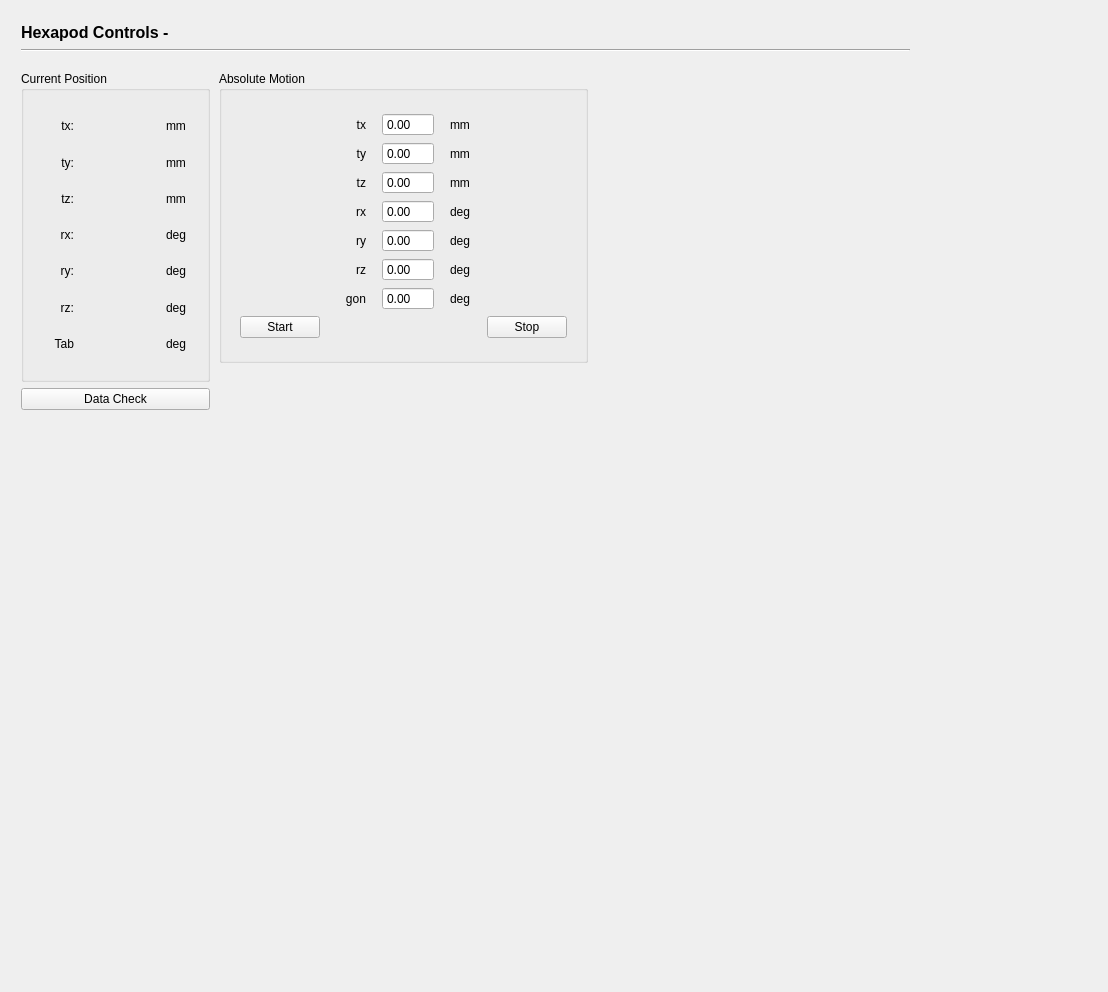
This is nicos_ess/estia/gui/panels/ui_files/hexapod.ui in ess-dmsc/nicos as Qt 5 draws it before an edit. The edited form follows.
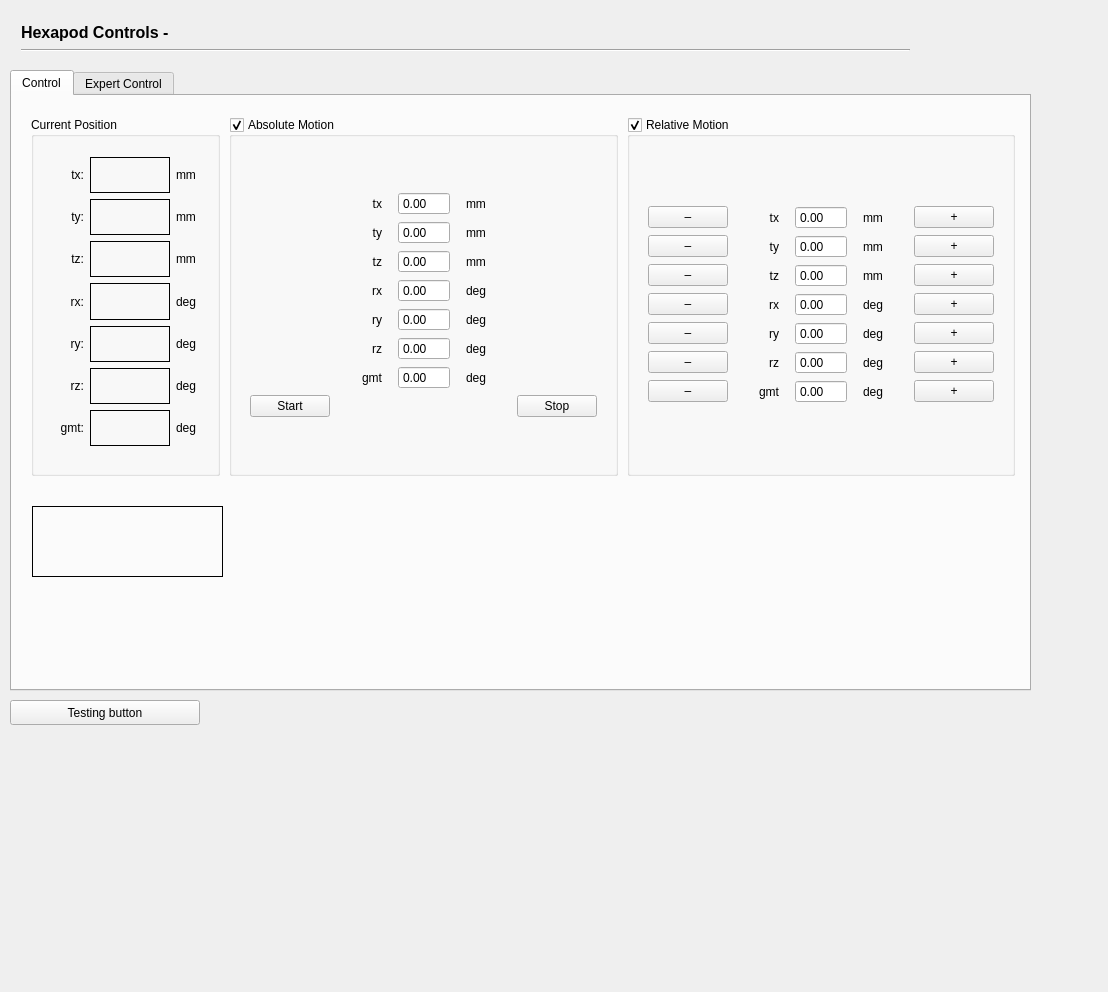
This is the edited form.

Commit message: add hexapod status, add initial relative motion control and expert tabbing

The edit to the form file:
```diff
--- a/nicos_ess/estia/gui/panels/ui_files/hexapod.ui
+++ b/nicos_ess/estia/gui/panels/ui_files/hexapod.ui
@@ -16,26 +16,97 @@
   <property name="windowTitle">
    <string>Hexapod Controls</string>
   </property>
+  <widget class="QWidget" name="horizontalLayoutWidget_2">
+   <property name="geometry">
+    <rect>
+     <x>10</x>
+     <y>10</y>
+     <width>911</width>
+     <height>53</height>
+    </rect>
+   </property>
+   <layout class="QVBoxLayout" name="verticalLayout_6" stretch="0,0">
+    <item>
+     <layout class="QHBoxLayout" name="horizontalLayout" stretch="0,1">
+      <item>
+       <widget class="QLabel" name="title">
+        <property name="font">
+         <font>
+          <pointsize>12</pointsize>
+          <weight>75</weight>
+          <bold>true</bold>
+         </font>
+        </property>
+        <property name="lineWidth">
+         <number>5</number>
+        </property>
+        <property name="text">
+         <string>Hexapod Controls -</string>
+        </property>
+       </widget>
+      </item>
+      <item>
+       <widget class="QLabel" name="panelLabel">
+        <property name="font">
+         <font>
+          <pointsize>12</pointsize>
+          <weight>75</weight>
+          <bold>true</bold>
+         </font>
+        </property>
+        <property name="text">
+         <string/>
+        </property>
+       </widget>
+      </item>
+     </layout>
+    </item>
+    <item>
+     <widget class="Line" name="line">
+      <property name="orientation">
+       <enum>Qt::Horizontal</enum>
+      </property>
+     </widget>
+    </item>
+   </layout>
+  </widget>
+  <widget class="QTabWidget" name="userModes">
+   <property name="geometry">
+    <rect>
+     <x>10</x>
+     <y>70</y>
+     <width>1021</width>
+     <height>621</height>
+    </rect>
+   </property>
+   <property name="tabPosition">
+    <enum>QTabWidget::North</enum>
+   </property>
+   <property name="currentIndex">
+    <number>0</number>
+   </property>
+   <widget class="QWidget" name="usrTab">
+    <attribute name="title">
+     <string>Control</string>
+    </attribute>
   <widget class="QWidget" name="horizontalLayoutWidget">
    <property name="geometry">
     <rect>
      <x>10</x>
-     <y>60</y>
-     <width>911</width>
-     <height>569</height>
+       <y>10</y>
+       <width>1002</width>
+       <height>381</height>
     </rect>
    </property>
    <layout class="QHBoxLayout" name="hexapodControls" stretch="0,1,1">
     <property name="spacing">
-     <number>0</number>
-    </property>
-    <item>
-     <layout class="QVBoxLayout" name="layout0" stretch="3,1,2">
-      <property name="sizeConstraint">
-       <enum>QLayout::SetDefaultConstraint</enum>
+       <number>9</number>
+      </property>
+      <property name="leftMargin">
+       <number>9</number>
       </property>
-      <property name="topMargin">
-       <number>0</number>
+      <property name="rightMargin">
+       <number>9</number>
       </property>
       <item>
        <widget class="QGroupBox" name="curPos">
@@ -43,7 +114,10 @@
          <string>Current Position</string>
         </property>
         <layout class="QGridLayout" name="gridLayout_7" columnstretch="1,1">
-         <item row="0" column="1">
+         <property name="bottomMargin">
+          <number>18</number>
+         </property>
+         <item row="0" column="0" colspan="2">
           <layout class="QGridLayout" name="curPosGrid">
            <property name="leftMargin">
             <number>9</number>
@@ -57,6 +131,20 @@
            <property name="bottomMargin">
             <number>9</number>
            </property>
+           <item row="1" column="2">
+            <widget class="QLabel" name="curTyUnit">
+             <property name="text">
+              <string>mm</string>
+             </property>
+            </widget>
+           </item>
+           <item row="3" column="2">
+            <widget class="QLabel" name="curRxUnit">
+             <property name="text">
+              <string>deg</string>
+             </property>
+            </widget>
+           </item>
            <item row="3" column="0">
             <widget class="QLabel" name="curRxLabel">
              <property name="minimumSize">
@@ -73,17 +161,32 @@
              </property>
             </widget>
            </item>
-           <item row="2" column="2">
-            <widget class="QLabel" name="curTzUnit">
+           <item row="0" column="1">
+            <widget class="QLabel" name="curTx">
+             <property name="minimumSize">
+              <size>
+               <width>80</width>
+               <height>0</height>
+              </size>
+             </property>
+             <property name="frameShape">
+              <enum>QFrame::Panel</enum>
+             </property>
              <property name="text">
-              <string>mm</string>
+              <string/>
+             </property>
+             <property name="alignment">
+              <set>Qt::AlignRight|Qt::AlignTrailing|Qt::AlignVCenter</set>
              </property>
             </widget>
            </item>
-           <item row="3" column="2">
-            <widget class="QLabel" name="curRxUnit">
+           <item row="1" column="0">
+            <widget class="QLabel" name="curTyLabel">
              <property name="text">
-              <string>deg</string>
+              <string>ty:</string>
+             </property>
+             <property name="alignment">
+              <set>Qt::AlignRight|Qt::AlignTrailing|Qt::AlignVCenter</set>
              </property>
             </widget>
            </item>
@@ -97,48 +200,6 @@
              </property>
             </widget>
            </item>
-           <item row="4" column="1">
-            <widget class="QLabel" name="curRy">
-             <property name="minimumSize">
-              <size>
-               <width>80</width>
-               <height>0</height>
-              </size>
-             </property>
-             <property name="text">
-              <string/>
-             </property>
-             <property name="alignment">
-              <set>Qt::AlignRight|Qt::AlignTrailing|Qt::AlignVCenter</set>
-             </property>
-            </widget>
-           </item>
-           <item row="5" column="1">
-            <widget class="QLabel" name="curRz">
-             <property name="minimumSize">
-              <size>
-               <width>80</width>
-               <height>0</height>
-              </size>
-             </property>
-             <property name="toolTip">
-              <string>This is only the Hexapod rotation around Z</string>
-             </property>
-             <property name="text">
-              <string/>
-             </property>
-             <property name="alignment">
-              <set>Qt::AlignRight|Qt::AlignTrailing|Qt::AlignVCenter</set>
-             </property>
-            </widget>
-           </item>
-           <item row="1" column="2">
-            <widget class="QLabel" name="curTyUnit">
-             <property name="text">
-              <string>mm</string>
-             </property>
-            </widget>
-           </item>
            <item row="5" column="2">
             <widget class="QLabel" name="curRzUnit">
              <property name="text">
@@ -146,6 +207,63 @@
              </property>
             </widget>
            </item>
+           <item row="6" column="1">
+            <widget class="QLabel" name="curTab">
+             <property name="minimumSize">
+              <size>
+               <width>80</width>
+               <height>0</height>
+              </size>
+             </property>
+             <property name="toolTip">
+              <string>This is only the Hexapod rotation around Z</string>
+             </property>
+             <property name="frameShape">
+              <enum>QFrame::Panel</enum>
+             </property>
+             <property name="text">
+              <string/>
+             </property>
+             <property name="alignment">
+              <set>Qt::AlignRight|Qt::AlignTrailing|Qt::AlignVCenter</set>
+             </property>
+            </widget>
+           </item>
+           <item row="5" column="0">
+            <widget class="QLabel" name="curRzLabel">
+             <property name="minimumSize">
+              <size>
+               <width>30</width>
+               <height>0</height>
+              </size>
+             </property>
+             <property name="text">
+              <string>rz:</string>
+             </property>
+             <property name="alignment">
+              <set>Qt::AlignRight|Qt::AlignTrailing|Qt::AlignVCenter</set>
+             </property>
+            </widget>
+           </item>
+           <item row="1" column="1">
+            <widget class="QLabel" name="curTy">
+             <property name="minimumSize">
+              <size>
+               <width>80</width>
+               <height>0</height>
+              </size>
+             </property>
+             <property name="frameShape">
+              <enum>QFrame::Panel</enum>
+             </property>
+             <property name="text">
+              <string/>
+             </property>
+             <property name="alignment">
+              <set>Qt::AlignRight|Qt::AlignTrailing|Qt::AlignVCenter</set>
+             </property>
+            </widget>
+           </item>
            <item row="4" column="2">
             <widget class="QLabel" name="curRyUnit">
              <property name="text">
@@ -169,14 +287,43 @@
              </property>
             </widget>
            </item>
-           <item row="1" column="1">
-            <widget class="QLabel" name="curTy">
+           <item row="2" column="2">
+            <widget class="QLabel" name="curTzUnit">
+             <property name="text">
+              <string>mm</string>
+             </property>
+            </widget>
+           </item>
+           <item row="6" column="0">
+            <widget class="QLabel" name="curTabLabel">
+             <property name="minimumSize">
+              <size>
+               <width>30</width>
+               <height>0</height>
+              </size>
+             </property>
+             <property name="text">
+              <string>gmt:</string>
+             </property>
+             <property name="alignment">
+              <set>Qt::AlignRight|Qt::AlignTrailing|Qt::AlignVCenter</set>
+             </property>
+            </widget>
+           </item>
+           <item row="5" column="1">
+            <widget class="QLabel" name="curRz">
              <property name="minimumSize">
               <size>
                <width>80</width>
                <height>0</height>
               </size>
              </property>
+             <property name="toolTip">
+              <string>This is only the Hexapod rotation around Z</string>
+             </property>
+             <property name="frameShape">
+              <enum>QFrame::Panel</enum>
+             </property>
              <property name="text">
               <string/>
              </property>
@@ -192,14 +339,17 @@
              </property>
             </widget>
            </item>
-           <item row="2" column="1">
-            <widget class="QLabel" name="curTz">
+           <item row="4" column="1">
+            <widget class="QLabel" name="curRy">
              <property name="minimumSize">
               <size>
                <width>80</width>
                <height>0</height>
               </size>
              </property>
+             <property name="frameShape">
+              <enum>QFrame::Panel</enum>
+             </property>
              <property name="text">
               <string/>
              </property>
@@ -218,16 +368,6 @@
              </property>
             </widget>
            </item>
-           <item row="1" column="0">
-            <widget class="QLabel" name="curTyLabel">
-             <property name="text">
-              <string>ty:</string>
-             </property>
-             <property name="alignment">
-              <set>Qt::AlignRight|Qt::AlignTrailing|Qt::AlignVCenter</set>
-             </property>
-            </widget>
-           </item>
            <item row="3" column="1">
             <widget class="QLabel" name="curRx">
              <property name="minimumSize">
@@ -236,6 +376,9 @@
                <height>0</height>
               </size>
              </property>
+             <property name="frameShape">
+              <enum>QFrame::Panel</enum>
+             </property>
              <property name="text">
               <string/>
              </property>
@@ -244,32 +387,19 @@
              </property>
             </widget>
            </item>
-           <item row="5" column="0">
-            <widget class="QLabel" name="curRzLabel">
+           <item row="2" column="1">
+            <widget class="QLabel" name="curTz">
              <property name="minimumSize">
               <size>
-               <width>30</width>
+               <width>80</width>
                <height>0</height>
               </size>
              </property>
-             <property name="text">
-              <string>rz:</string>
+             <property name="frameShape">
+              <enum>QFrame::Panel</enum>
              </property>
-             <property name="alignment">
-              <set>Qt::AlignRight|Qt::AlignTrailing|Qt::AlignVCenter</set>
-             </property>
-            </widget>
-           </item>
-           <item row="6" column="0">
-            <widget class="QLabel" name="curTabLabel">
-             <property name="minimumSize">
-              <size>
-               <width>30</width>
-               <height>0</height>
-              </size>
-             </property>
              <property name="text">
-              <string>Tab</string>
+              <string/>
              </property>
              <property name="alignment">
               <set>Qt::AlignRight|Qt::AlignTrailing|Qt::AlignVCenter</set>
@@ -283,104 +413,22 @@
              </property>
             </widget>
            </item>
-           <item row="6" column="1">
-            <widget class="QLabel" name="curTab">
-             <property name="minimumSize">
-              <size>
-               <width>80</width>
-               <height>0</height>
-              </size>
-             </property>
-             <property name="toolTip">
-              <string>This is only the Hexapod rotation around Z</string>
-             </property>
-             <property name="text">
-              <string/>
-             </property>
-             <property name="alignment">
-              <set>Qt::AlignRight|Qt::AlignTrailing|Qt::AlignVCenter</set>
-             </property>
-            </widget>
-           </item>
-           <item row="0" column="1">
-            <widget class="QLabel" name="curTx">
-             <property name="minimumSize">
-              <size>
-               <width>80</width>
-               <height>0</height>
-              </size>
-             </property>
-             <property name="text">
-              <string/>
-             </property>
-             <property name="alignment">
-              <set>Qt::AlignRight|Qt::AlignTrailing|Qt::AlignVCenter</set>
-             </property>
-            </widget>
-           </item>
           </layout>
          </item>
         </layout>
        </widget>
       </item>
-      <item>
-       <widget class="QPushButton" name="butPreset">
-        <property name="locale">
-         <locale language="English" country="UnitedStates"/>
-        </property>
-        <property name="text">
-         <string>Data Check</string>
-        </property>
-        <property name="default">
-         <bool>false</bool>
-        </property>
-        <property name="flat">
-         <bool>false</bool>
-        </property>
-       </widget>
-      </item>
-      <item>
-       <spacer name="verticalSpacer_3">
-        <property name="orientation">
-         <enum>Qt::Vertical</enum>
-        </property>
-        <property name="sizeHint" stdset="0">
-         <size>
-          <width>20</width>
-          <height>10</height>
-         </size>
-        </property>
-       </spacer>
-      </item>
-     </layout>
-    </item>
-    <item>
-     <layout class="QVBoxLayout" name="verticalLayout_2" stretch="1,1">
-      <property name="spacing">
-       <number>3</number>
-      </property>
-      <property name="sizeConstraint">
-       <enum>QLayout::SetDefaultConstraint</enum>
-      </property>
-      <property name="leftMargin">
-       <number>9</number>
-      </property>
-      <property name="rightMargin">
-       <number>9</number>
-      </property>
-      <property name="bottomMargin">
-       <number>9</number>
-      </property>
-      <item>
-       <layout class="QVBoxLayout" name="verticalLayout_5">
-        <property name="rightMargin">
-         <number>0</number>
-        </property>
         <item>
          <widget class="QGroupBox" name="newPos">
           <property name="title">
            <string>Absolute Motion</string>
           </property>
+        <property name="checkable">
+         <bool>true</bool>
+        </property>
+        <property name="checked">
+         <bool>true</bool>
+        </property>
           <layout class="QGridLayout" name="gridLayout" rowstretch="0" columnstretch="0,0,0">
            <property name="leftMargin">
             <number>9</number>
@@ -673,22 +721,6 @@
                </property>
               </widget>
              </item>
-             <item row="6" column="1">
-              <widget class="QLabel" name="newTabLabel">
-               <property name="minimumSize">
-                <size>
-                 <width>30</width>
-                 <height>0</height>
-                </size>
-               </property>
-               <property name="text">
-                <string>gon</string>
-               </property>
-               <property name="alignment">
-                <set>Qt::AlignRight|Qt::AlignTrailing|Qt::AlignVCenter</set>
-               </property>
-              </widget>
-             </item>
              <item row="0" column="1">
               <widget class="QLabel" name="newTxLabel">
                <property name="text">
@@ -713,116 +745,502 @@
                </property>
               </widget>
              </item>
-            </layout>
-           </item>
-          </layout>
-         </widget>
-        </item>
-       </layout>
-      </item>
-      <item>
-       <layout class="QVBoxLayout" name="verticalLayout_3">
-        <property name="sizeConstraint">
-         <enum>QLayout::SetMinimumSize</enum>
-        </property>
-        <property name="topMargin">
-         <number>0</number>
-        </property>
-        <item>
-         <spacer name="verticalSpacer">
-          <property name="orientation">
-           <enum>Qt::Vertical</enum>
-          </property>
-          <property name="sizeHint" stdset="0">
+           <item row="6" column="1">
+            <widget class="QLabel" name="newTabLabel">
+             <property name="minimumSize">
            <size>
-            <width>20</width>
-            <height>40</height>
-           </size>
-          </property>
-         </spacer>
+               <width>30</width>
+               <height>0</height>
+              </size>
+             </property>
+             <property name="text">
+              <string>gmt</string>
+             </property>
+             <property name="alignment">
+              <set>Qt::AlignRight|Qt::AlignTrailing|Qt::AlignVCenter</set>
+             </property>
+            </widget>
         </item>
        </layout>
       </item>
      </layout>
+       </widget>
     </item>
     <item>
-     <layout class="QVBoxLayout" name="verticalLayout_4" stretch="0,2">
+       <widget class="QGroupBox" name="newPos_2">
+        <property name="title">
+         <string>Relative Motion</string>
+        </property>
+        <property name="checkable">
+         <bool>true</bool>
+        </property>
+        <layout class="QGridLayout" name="gridLayout_2" rowstretch="0" columnstretch="0,0,0">
+         <property name="leftMargin">
+          <number>9</number>
+         </property>
+         <property name="topMargin">
+          <number>18</number>
+         </property>
+         <property name="rightMargin">
+          <number>9</number>
+         </property>
+         <property name="bottomMargin">
+          <number>18</number>
+         </property>
       <property name="spacing">
        <number>6</number>
       </property>
-      <item>
-       <layout class="QVBoxLayout" name="verticalLayout_11"/>
-      </item>
-      <item>
-       <spacer name="verticalSpacer_2">
-        <property name="orientation">
-         <enum>Qt::Vertical</enum>
-        </property>
-        <property name="sizeHint" stdset="0">
+         <item row="0" column="2">
+          <layout class="QGridLayout" name="newPosGrid_2" rowstretch="0,0,0,0,0,0,0">
+           <property name="leftMargin">
+            <number>9</number>
+           </property>
+           <property name="topMargin">
+            <number>4</number>
+           </property>
+           <property name="rightMargin">
+            <number>9</number>
+           </property>
+           <property name="bottomMargin">
+            <number>4</number>
+           </property>
+           <property name="horizontalSpacing">
+            <number>16</number>
+           </property>
+           <property name="verticalSpacing">
+            <number>6</number>
+           </property>
+           <item row="0" column="1">
+            <widget class="QLabel" name="newTxLabel_2">
+             <property name="text">
+              <string>tx</string>
+             </property>
+             <property name="alignment">
+              <set>Qt::AlignRight|Qt::AlignTrailing|Qt::AlignVCenter</set>
+             </property>
+            </widget>
+           </item>
+           <item row="6" column="2">
+            <widget class="QDoubleSpinBox" name="newTab_2">
+             <property name="locale">
+              <locale language="English" country="UnitedStates"/>
+             </property>
+             <property name="buttonSymbols">
+              <enum>QAbstractSpinBox::NoButtons</enum>
+             </property>
+             <property name="decimals">
+              <number>2</number>
+             </property>
+             <property name="minimum">
+              <double>-200.000000000000000</double>
+             </property>
+             <property name="maximum">
+              <double>200.000000000000000</double>
+             </property>
+            </widget>
+           </item>
+           <item row="6" column="1">
+            <widget class="QLabel" name="newTabLabel_2">
+             <property name="minimumSize">
          <size>
-          <width>20</width>
-          <height>40</height>
-         </size>
-        </property>
-       </spacer>
-      </item>
+               <width>30</width>
+               <height>0</height>
+              </size>
+             </property>
+             <property name="text">
+              <string>gmt</string>
+             </property>
+             <property name="alignment">
+              <set>Qt::AlignRight|Qt::AlignTrailing|Qt::AlignVCenter</set>
+             </property>
+            </widget>
+           </item>
+           <item row="2" column="1">
+            <widget class="QLabel" name="newTzLabel_2">
+             <property name="text">
+              <string>tz</string>
+             </property>
+             <property name="alignment">
+              <set>Qt::AlignRight|Qt::AlignTrailing|Qt::AlignVCenter</set>
+             </property>
+            </widget>
+           </item>
+           <item row="3" column="1">
+            <widget class="QLabel" name="newRxLabel_2">
+             <property name="minimumSize">
+              <size>
+               <width>30</width>
+               <height>0</height>
+              </size>
+             </property>
+             <property name="text">
+              <string>rx</string>
+             </property>
+             <property name="alignment">
+              <set>Qt::AlignRight|Qt::AlignTrailing|Qt::AlignVCenter</set>
+             </property>
+            </widget>
+           </item>
+           <item row="5" column="1">
+            <widget class="QLabel" name="newRzLabel_2">
+             <property name="minimumSize">
+              <size>
+               <width>30</width>
+               <height>0</height>
+              </size>
+             </property>
+             <property name="text">
+              <string>rz</string>
+             </property>
+             <property name="alignment">
+              <set>Qt::AlignRight|Qt::AlignTrailing|Qt::AlignVCenter</set>
+             </property>
+            </widget>
+           </item>
+           <item row="3" column="2">
+            <widget class="QDoubleSpinBox" name="relRx">
+             <property name="locale">
+              <locale language="English" country="UnitedStates"/>
+             </property>
+             <property name="buttonSymbols">
+              <enum>QAbstractSpinBox::NoButtons</enum>
+             </property>
+             <property name="decimals">
+              <number>2</number>
+             </property>
+             <property name="minimum">
+              <double>-200.000000000000000</double>
+             </property>
+             <property name="maximum">
+              <double>200.000000000000000</double>
+             </property>
+            </widget>
+           </item>
+           <item row="3" column="3">
+            <widget class="QLabel" name="newRxUnit_2">
+             <property name="text">
+              <string>deg</string>
+             </property>
+            </widget>
+           </item>
+           <item row="0" column="2">
+            <widget class="QDoubleSpinBox" name="relTx">
+             <property name="locale">
+              <locale language="English" country="UnitedStates"/>
+             </property>
+             <property name="buttonSymbols">
+              <enum>QAbstractSpinBox::NoButtons</enum>
+             </property>
+             <property name="decimals">
+              <number>2</number>
+             </property>
+             <property name="minimum">
+              <double>-200.000000000000000</double>
+             </property>
+             <property name="maximum">
+              <double>200.000000000000000</double>
+             </property>
+             <property name="singleStep">
+              <double>1.000000000000000</double>
+             </property>
+             <property name="stepType">
+              <enum>QAbstractSpinBox::DefaultStepType</enum>
+             </property>
+            </widget>
+           </item>
+           <item row="4" column="3">
+            <widget class="QLabel" name="newRyUnit_2">
+             <property name="text">
+              <string>deg</string>
+             </property>
+            </widget>
+           </item>
+           <item row="2" column="3">
+            <widget class="QLabel" name="newTzUnit_2">
+             <property name="text">
+              <string>mm</string>
+             </property>
+            </widget>
+           </item>
+           <item row="0" column="3">
+            <widget class="QLabel" name="newTxUnit_2">
+             <property name="text">
+              <string>mm</string>
+             </property>
+            </widget>
+           </item>
+           <item row="1" column="1">
+            <widget class="QLabel" name="newTyLabel_2">
+             <property name="text">
+              <string>ty</string>
+             </property>
+             <property name="alignment">
+              <set>Qt::AlignRight|Qt::AlignTrailing|Qt::AlignVCenter</set>
+             </property>
+            </widget>
+           </item>
+           <item row="1" column="2">
+            <widget class="QDoubleSpinBox" name="relTy">
+             <property name="locale">
+              <locale language="English" country="UnitedStates"/>
+             </property>
+             <property name="buttonSymbols">
+              <enum>QAbstractSpinBox::NoButtons</enum>
+             </property>
+             <property name="decimals">
+              <number>2</number>
+             </property>
+             <property name="minimum">
+              <double>-200.000000000000000</double>
+             </property>
+             <property name="maximum">
+              <double>200.000000000000000</double>
+             </property>
+            </widget>
+           </item>
+           <item row="1" column="3">
+            <widget class="QLabel" name="newTyUnit_2">
+             <property name="text">
+              <string>mm</string>
+             </property>
+            </widget>
+           </item>
+           <item row="6" column="3">
+            <widget class="QLabel" name="newTabUnit_2">
+             <property name="text">
+              <string>deg</string>
+             </property>
+            </widget>
+           </item>
+           <item row="4" column="1">
+            <widget class="QLabel" name="newRyLabel_2">
+             <property name="minimumSize">
+              <size>
+               <width>30</width>
+               <height>0</height>
+              </size>
+             </property>
+             <property name="text">
+              <string>ry</string>
+             </property>
+             <property name="alignment">
+              <set>Qt::AlignRight|Qt::AlignTrailing|Qt::AlignVCenter</set>
+             </property>
+            </widget>
+           </item>
+           <item row="5" column="3">
+            <widget class="QLabel" name="newRzUnit_2">
+             <property name="text">
+              <string>deg</string>
+             </property>
+            </widget>
+           </item>
+           <item row="5" column="2">
+            <widget class="QDoubleSpinBox" name="newRz_2">
+             <property name="locale">
+              <locale language="English" country="UnitedStates"/>
+             </property>
+             <property name="buttonSymbols">
+              <enum>QAbstractSpinBox::NoButtons</enum>
+             </property>
+             <property name="decimals">
+              <number>2</number>
+             </property>
+             <property name="minimum">
+              <double>-200.000000000000000</double>
+             </property>
+             <property name="maximum">
+              <double>200.000000000000000</double>
+             </property>
+            </widget>
+           </item>
+           <item row="2" column="2">
+            <widget class="QDoubleSpinBox" name="relTz">
+             <property name="locale">
+              <locale language="English" country="UnitedStates"/>
+             </property>
+             <property name="buttonSymbols">
+              <enum>QAbstractSpinBox::NoButtons</enum>
+             </property>
+             <property name="decimals">
+              <number>2</number>
+             </property>
+             <property name="minimum">
+              <double>-200.000000000000000</double>
+             </property>
+             <property name="maximum">
+              <double>200.000000000000000</double>
+             </property>
+            </widget>
+           </item>
+           <item row="4" column="2">
+            <widget class="QDoubleSpinBox" name="relRy">
+             <property name="locale">
+              <locale language="English" country="UnitedStates"/>
+             </property>
+             <property name="buttonSymbols">
+              <enum>QAbstractSpinBox::NoButtons</enum>
+             </property>
+             <property name="decimals">
+              <number>2</number>
+             </property>
+             <property name="minimum">
+              <double>-200.000000000000000</double>
+             </property>
+             <property name="maximum">
+              <double>200.000000000000000</double>
+             </property>
+            </widget>
+           </item>
+           <item row="0" column="0">
+            <widget class="QPushButton" name="relNeg_tx">
+             <property name="text">
+              <string>–</string>
+             </property>
+            </widget>
+           </item>
+           <item row="0" column="4">
+            <widget class="QPushButton" name="relPos_tx">
+             <property name="text">
+              <string>+</string>
+             </property>
+            </widget>
+           </item>
+           <item row="1" column="0">
+            <widget class="QPushButton" name="relNeg_tx_2">
+             <property name="text">
+              <string>–</string>
+             </property>
+            </widget>
+           </item>
+           <item row="2" column="0">
+            <widget class="QPushButton" name="relNeg_tx_3">
+             <property name="text">
+              <string>–</string>
+             </property>
+            </widget>
+           </item>
+           <item row="3" column="0">
+            <widget class="QPushButton" name="relNeg_tx_4">
+             <property name="text">
+              <string>–</string>
+             </property>
+            </widget>
+           </item>
+           <item row="4" column="0">
+            <widget class="QPushButton" name="relNeg_tx_5">
+             <property name="text">
+              <string>–</string>
+             </property>
+            </widget>
+           </item>
+           <item row="5" column="0">
+            <widget class="QPushButton" name="relNeg_tx_6">
+             <property name="text">
+              <string>–</string>
+             </property>
+            </widget>
+           </item>
+           <item row="6" column="0">
+            <widget class="QPushButton" name="relNeg_tx_7">
+             <property name="text">
+              <string>–</string>
+             </property>
+            </widget>
+           </item>
+           <item row="1" column="4">
+            <widget class="QPushButton" name="relPos_tx_2">
+             <property name="text">
+              <string>+</string>
+             </property>
+            </widget>
+           </item>
+           <item row="2" column="4">
+            <widget class="QPushButton" name="relPos_tx_3">
+             <property name="text">
+              <string>+</string>
+             </property>
+            </widget>
+           </item>
+           <item row="3" column="4">
+            <widget class="QPushButton" name="relPos_tx_4">
+             <property name="text">
+              <string>+</string>
+             </property>
+            </widget>
+           </item>
+           <item row="4" column="4">
+            <widget class="QPushButton" name="relPos_tx_5">
+             <property name="text">
+              <string>+</string>
+             </property>
+            </widget>
+           </item>
+           <item row="5" column="4">
+            <widget class="QPushButton" name="relPos_tx_6">
+             <property name="text">
+              <string>+</string>
+             </property>
+            </widget>
+           </item>
+           <item row="6" column="4">
+            <widget class="QPushButton" name="relPos_tx_7">
+             <property name="text">
+              <string>+</string>
+             </property>
+            </widget>
+           </item>
      </layout>
     </item>
    </layout>
   </widget>
-  <widget class="QWidget" name="horizontalLayoutWidget_2">
+      </item>
+     </layout>
+    </widget>
+    <widget class="QLabel" name="hexStatus">
+     <property name="geometry">
+      <rect>
+       <x>20</x>
+       <y>410</y>
+       <width>191</width>
+       <height>71</height>
+      </rect>
+     </property>
+     <property name="frameShape">
+      <enum>QFrame::Panel</enum>
+     </property>
+     <property name="text">
+      <string>&lt;html&gt;&lt;head/&gt;&lt;body&gt;&lt;p&gt;&lt;br/&gt;&lt;/p&gt;&lt;/body&gt;&lt;/html&gt;</string>
+     </property>
+    </widget>
+   </widget>
+   <widget class="QWidget" name="expTab">
+    <attribute name="title">
+     <string>Expert Control</string>
+    </attribute>
+   </widget>
+  </widget>
+  <widget class="QPushButton" name="butTest">
    <property name="geometry">
     <rect>
      <x>10</x>
-     <y>10</y>
-     <width>911</width>
-     <height>53</height>
+     <y>700</y>
+     <width>190</width>
+     <height>25</height>
     </rect>
    </property>
-   <layout class="QVBoxLayout" name="verticalLayout_6" stretch="0,0">
-    <item>
-     <layout class="QHBoxLayout" name="horizontalLayout" stretch="0,1">
-      <item>
-       <widget class="QLabel" name="title">
-        <property name="font">
-         <font>
-          <pointsize>12</pointsize>
-          <weight>75</weight>
-          <bold>true</bold>
-         </font>
-        </property>
-        <property name="lineWidth">
-         <number>5</number>
-        </property>
+   <property name="locale">
+    <locale language="English" country="UnitedStates"/>
+   </property>
         <property name="text">
-         <string>Hexapod Controls -</string>
-        </property>
-       </widget>
-      </item>
-      <item>
-       <widget class="QLabel" name="panelLabel">
-        <property name="font">
-         <font>
-          <pointsize>12</pointsize>
-          <weight>75</weight>
-          <bold>true</bold>
-         </font>
-        </property>
-        <property name="text">
-         <string/>
-        </property>
-       </widget>
-      </item>
-     </layout>
-    </item>
-    <item>
-     <widget class="Line" name="line">
-      <property name="orientation">
-       <enum>Qt::Horizontal</enum>
-      </property>
-     </widget>
-    </item>
-   </layout>
+    <string>Testing button</string>
+   </property>
+   <property name="default">
+    <bool>false</bool>
+   </property>
+   <property name="flat">
+    <bool>false</bool>
+   </property>
   </widget>
   <action name="actionReference_drive">
    <property name="text">
```
Lines whose indentation alone changed are shown as unchanged. The commit also changes 2 other files.
